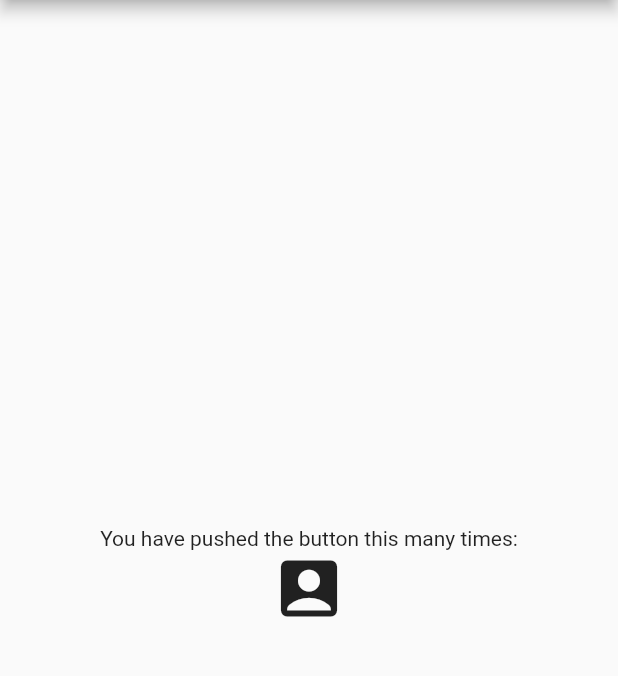
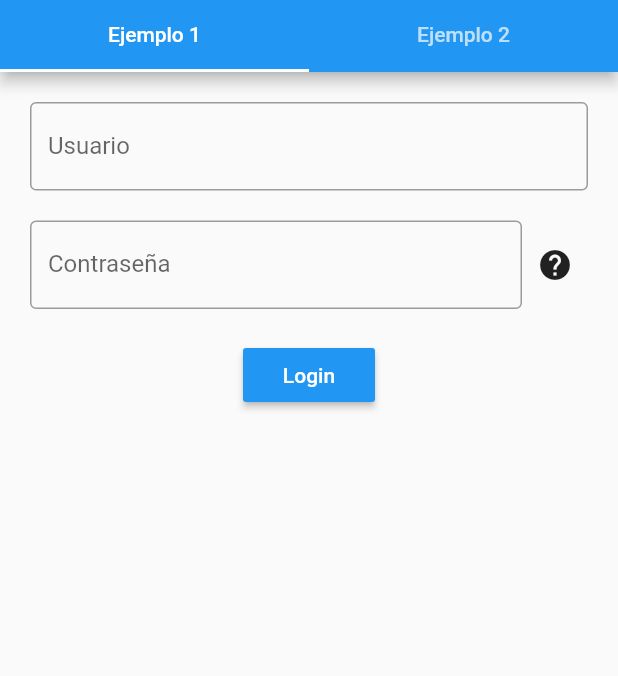
Before and after one commit to zubnormalnumberz/tooltip, a Flutter app: the screen it shows after launch, on a phone screen of 412 x 824 dp, the part 84-760 px from its top. Run offline on Flutter 3.47's test engine with Material 2 defaults, Android fonts, the phone set to English and light mode, and no system bars; our stand-ins replace like_button.

Commit message:
Demo example

```diff
--- a/lib/main.dart
+++ b/lib/main.dart
@@ -1,53 +1,33 @@
 import 'package:flutter/material.dart';
+import 'package:tooltip/screens/ejemplo1.dart';
+import 'package:tooltip/screens/ejemplo2.dart';
 
 void main() {
-  runApp(MyApp());
+  runApp(TabBarDemo());
 }
 
-class MyApp extends StatelessWidget {
+class TabBarDemo extends StatelessWidget {
   @override
   Widget build(BuildContext context) {
     return MaterialApp(
-      title: 'Flutter Demo',
-      theme: ThemeData(
-        primarySwatch: Colors.blue,
-        visualDensity: VisualDensity.adaptivePlatformDensity,
-      ),
-      home: MyHomePage(title: 'Tooltip Demo'),
-    );
-  }
-}
-
-class MyHomePage extends StatelessWidget {
-  MyHomePage({Key key, this.title}) : super(key: key);
-
-  final String title;
-
-  @override
-  Widget build(BuildContext context) {
-    return Scaffold(
-      appBar: AppBar(
-        title: Text(title),
-      ),
-      body: Center(
-        child: Column(
-          mainAxisAlignment: MainAxisAlignment.center,
-          children: <Widget>[
-            Text(
-              'You have pushed the button this many times:',
+      home: DefaultTabController(
+        length: 2,
+        child: Scaffold(
+          appBar: AppBar(
+            bottom: TabBar(
+              tabs: [
+                Tab(text: "Ejemplo 1"),
+                Tab(text: "Ejemplo 2"),
+              ],
             ),
-            Tooltip(
-                message: 'My Account',
-                child: FlatButton(
-                  onPressed: () {
-                    print("kaixooooo");
-                  },
-                  child: Icon(
-                    Icons.account_box,
-                    size: 50,
-                  ),
-                )),
-          ],
+            title: Text('Tooltip Demo'),
+          ),
+          body: TabBarView(
+            children: [
+              Ejemplo1Tab(),
+              Ejemplo2Tab(),
+            ],
+          ),
         ),
       ),
     );
--- /dev/null
+++ b/lib/screens/ejemplo1.dart
@@ -0,0 +1,97 @@
+import 'package:flutter/material.dart';
+
+class Ejemplo1Tab extends StatefulWidget {
+  const Ejemplo1Tab({Key key}) : super(key: key);
+
+  @override
+  _Ejemplo1TabState createState() => _Ejemplo1TabState();
+}
+
+class _Ejemplo1TabState extends State<Ejemplo1Tab> {
+  TextEditingController nameController = TextEditingController();
+  TextEditingController passwordController = TextEditingController();
+
+  @override
+  void initState() {
+    super.initState();
+  }
+
+  @override
+  Widget build(BuildContext context) {
+    return Column(
+      mainAxisAlignment: MainAxisAlignment.start,
+      children: <Widget>[
+        Padding(
+          padding: EdgeInsets.all(20),
+          child: TextField(
+            controller: nameController,
+            decoration: InputDecoration(
+              border: OutlineInputBorder(),
+              labelText: 'Usuario',
+            ),
+          ),
+        ),
+        Padding(
+          padding: EdgeInsets.only(left: 20, right: 20, bottom: 20),
+          child: Row(
+            children: [
+              Flexible(
+                child: TextField(
+                  obscureText: true,
+                  controller: passwordController,
+                  decoration: InputDecoration(
+                    border: OutlineInputBorder(),
+                    labelText: 'Contraseña',
+                  ),
+                ),
+              ),
+              Tooltip(
+                message: 'Mínimo 8 caracteres',
+                child: Padding(
+                  padding: EdgeInsets.all(10),
+                  child: Icon(Icons.help),
+                ),
+              ),
+            ],
+          ),
+        ),
+        RaisedButton(
+          textColor: Colors.white,
+          color: Colors.blue,
+          child: Text('Login'),
+          onPressed: () {
+            FocusScope.of(context).requestFocus(new FocusNode());
+            _showMyDialog();
+          },
+        )
+      ],
+    );
+  }
+
+  Future<void> _showMyDialog() async {
+    return showDialog<void>(
+      context: context,
+      barrierDismissible: false, // user must tap button!
+      builder: (BuildContext context) {
+        return AlertDialog(
+          title: Text('Login correcto'),
+          content: SingleChildScrollView(
+            child: ListBody(
+              children: <Widget>[
+                Text('Los datos se han enviado correctamente'),
+              ],
+            ),
+          ),
+          actions: <Widget>[
+            TextButton(
+              child: Text('OK'),
+              onPressed: () {
+                Navigator.of(context).pop();
+              },
+            ),
+          ],
+        );
+      },
+    );
+  }
+}
--- a/pubspec.yaml
+++ b/pubspec.yaml
@@ -3,7 +3,7 @@ description: A new Flutter project.
 
 # The following line prevents the package from being accidentally published to
 # pub.dev using `pub publish`. This is preferred for private packages.
-publish_to: 'none' # Remove this line if you wish to publish to pub.dev
+publish_to: "none" # Remove this line if you wish to publish to pub.dev
 
 # The following defines the version and build number for your application.
 # A version number is three numbers separated by dots, like 1.2.43
@@ -21,9 +21,9 @@ environment:
   sdk: ">=2.7.0 <3.0.0"
 
 dependencies:
+  like_button: ^1.0.4
   flutter:
     sdk: flutter
-
 
   # The following adds the Cupertino Icons font to your application.
   # Use with the CupertinoIcons class for iOS style icons.
@@ -38,7 +38,6 @@ dev_dependencies:
 
 # The following section is specific to Flutter.
 flutter:
-
   # The following line ensures that the Material Icons font is
   # included with your application, so that you can use the icons in
   # the material Icons class.
```
Also changed, not shown: lib/screens/ejemplo2.dart (added, +77 -0 lines), pubspec.lock, 1 other file.
